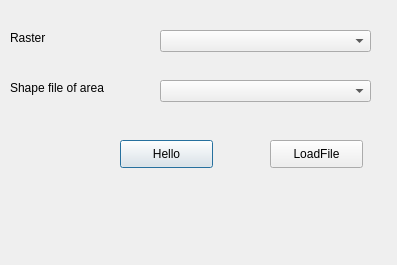
First picture: the form in MasterThesis/PluginFolder/gap_detection/gap_detection_dialog_base.ui, repository Bezobsahu/MyMasterDegree, before the edit.
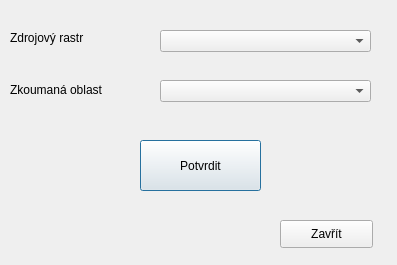
Second picture: the form after the edit.

```diff
--- a/MasterThesis/PluginFolder/gap_detection/gap_detection_dialog_base.ui
+++ b/MasterThesis/PluginFolder/gap_detection/gap_detection_dialog_base.ui
@@ -16,14 +16,14 @@
   <widget class="QPushButton" name="pbHello">
    <property name="geometry">
     <rect>
-     <x>120</x>
+     <x>140</x>
      <y>140</y>
-     <width>93</width>
-     <height>28</height>
+     <width>121</width>
+     <height>51</height>
     </rect>
    </property>
    <property name="text">
-    <string>Hello</string>
+    <string>Potvrdit</string>
    </property>
   </widget>
   <widget class="QComboBox" name="cbLayers">
@@ -51,12 +51,12 @@
     <rect>
      <x>10</x>
      <y>30</y>
-     <width>55</width>
+     <width>141</width>
      <height>16</height>
     </rect>
    </property>
    <property name="text">
-    <string>Raster</string>
+    <string>Zdrojový rastr</string>
    </property>
   </widget>
   <widget class="QLabel" name="label_2">
@@ -64,25 +64,25 @@
     <rect>
      <x>10</x>
      <y>80</y>
-     <width>111</width>
-     <height>16</height>
+     <width>141</width>
+     <height>20</height>
     </rect>
    </property>
    <property name="text">
-    <string>Shape file of area</string>
+    <string>Zkoumaná oblast</string>
    </property>
   </widget>
   <widget class="QPushButton" name="pbLoadFile">
    <property name="geometry">
     <rect>
-     <x>270</x>
-     <y>140</y>
+     <x>280</x>
+     <y>220</y>
      <width>93</width>
      <height>28</height>
     </rect>
    </property>
    <property name="text">
-    <string>LoadFile</string>
+    <string>Zavřít</string>
    </property>
   </widget>
  </widget>
```
Left out of the diff: 3 changed lines with no effect on the pictures.
